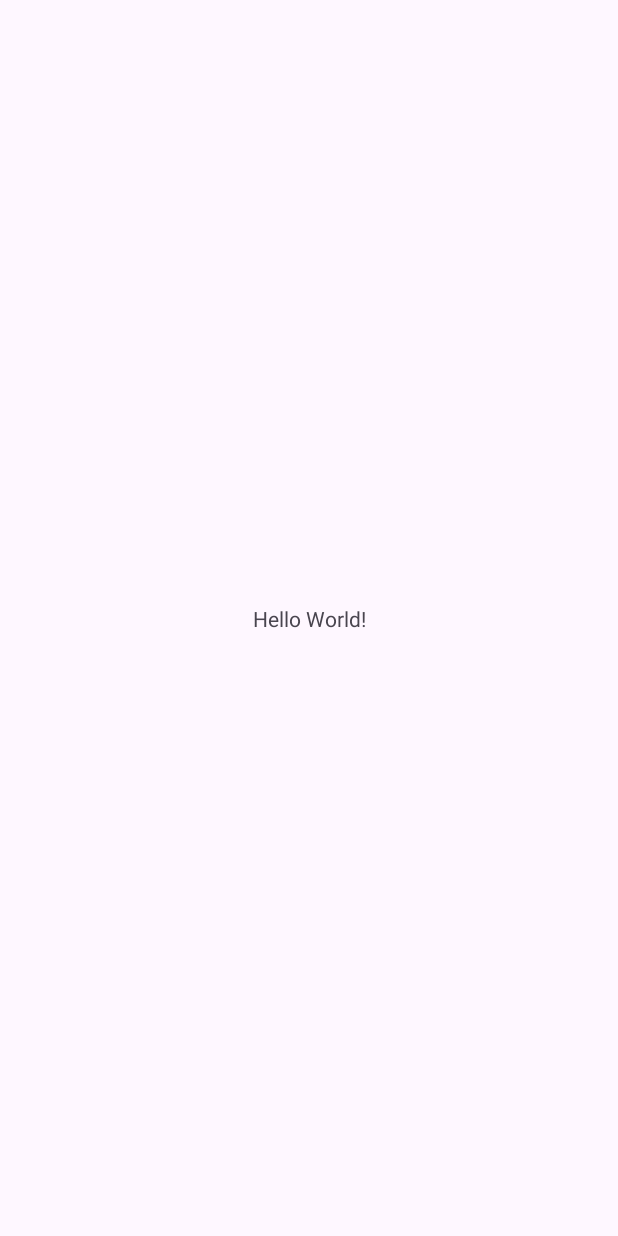
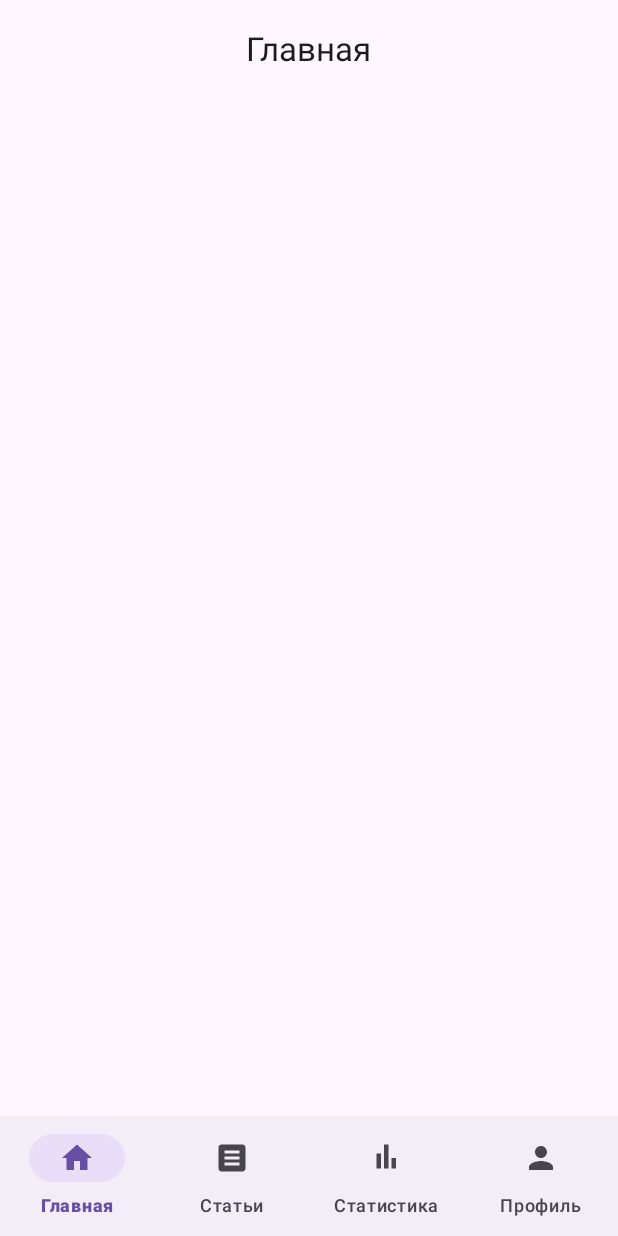
Before and after one commit to vrodekisel/zabellomob, an Android app: the MainActivity screen opened directly, with no data from a screen before it, on a phone screen of 412 x 824 dp. Before the commit the screen is almost empty. Run offline under Robolectric (Android 15) with nearby library versions, the phone set to English and light mode, and no system bars; our stand-ins replace navigation-ui.

Commit message:
Навигация в приложении

```diff
--- a/app/build.gradle.kts
+++ b/app/build.gradle.kts
@@ -12,6 +12,10 @@ android {
         targetSdk = 36
         versionCode = 1
         versionName = "1.0"
+        vectorDrawables {
+            useSupportLibrary = true
+        }
+        vectorDrawables { useSupportLibrary = true }
 
         testInstrumentationRunner = "androidx.test.runner.AndroidJUnitRunner"
 
--- a/app/src/main/java/com/example/zabello/activities/MainActivity.java
+++ b/app/src/main/java/com/example/zabello/activities/MainActivity.java
@@ -3,24 +3,86 @@ package com.example.zabello.activities;
 import android.os.Bundle;
 
 import androidx.activity.EdgeToEdge;
+import androidx.annotation.NonNull;
 import androidx.appcompat.app.AppCompatActivity;
-import androidx.core.graphics.Insets;
-import androidx.core.view.ViewCompat;
-import androidx.core.view.WindowInsetsCompat;
+import androidx.appcompat.widget.Toolbar;
+import androidx.navigation.NavController;
+import androidx.navigation.fragment.NavHostFragment;
+import androidx.navigation.ui.AppBarConfiguration;
+import androidx.navigation.ui.NavigationUI;
 
 import com.example.zabello.R;
+import com.google.android.material.bottomnavigation.BottomNavigationView;
+
+import java.util.Arrays;
+import java.util.HashSet;
+import java.util.Set;
 
 public class MainActivity extends AppCompatActivity {
+
+    private NavController navController;
+    private AppBarConfiguration appBarConfig;
 
     @Override
     protected void onCreate(Bundle savedInstanceState) {
         super.onCreate(savedInstanceState);
         EdgeToEdge.enable(this);
         setContentView(R.layout.activity_main);
-        ViewCompat.setOnApplyWindowInsetsListener(findViewById(R.id.main), (v, insets) -> {
-            Insets systemBars = insets.getInsets(WindowInsetsCompat.Type.systemBars());
-            v.setPadding(systemBars.left, systemBars.top, systemBars.right, systemBars.bottom);
-            return insets;
+
+        // 1) Toolbar как ActionBar
+        Toolbar toolbar = findViewById(R.id.toolbar);
+        setSupportActionBar(toolbar);
+
+        // 2) Достаём NavController из NavHostFragment (надёжнее, чем findNavController в Activity)
+        NavHostFragment navHostFragment =
+                (NavHostFragment) getSupportFragmentManager().findFragmentById(R.id.nav_host_fragment);
+        if (navHostFragment == null) {
+            throw new IllegalStateException("NavHostFragment not found. Check activity_main.xml (id=nav_host_fragment).");
+        }
+        navController = navHostFragment.getNavController();
+
+        // 3) Верхнеуровневые пункты = вкладки из нижней навигации (чтобы не показывать стрелку «назад» на них)
+        Set<Integer> topLevel = new HashSet<>(Arrays.asList(
+                R.id.dashboardFragment,
+                R.id.referenceFragment,
+                R.id.statsFragment,
+                R.id.profileFragment
+        ));
+        appBarConfig = new AppBarConfiguration.Builder(topLevel).build();
+
+        // 4) Связываем ActionBar с NavController
+        NavigationUI.setupActionBarWithNavController(this, navController, appBarConfig);
+
+        // 5) Привязываем BottomNavigationView к NavController
+        BottomNavigationView bottomNav = findViewById(R.id.bottom_nav);
+        NavigationUI.setupWithNavController(bottomNav, navController);
+
+        // (опционально) Отключаем повторную навигацию при повторном тапе по текущей вкладке
+        bottomNav.setOnItemReselectedListener(item -> {
+            // no-op: не делаем pop/перенавигацию
+        });
+
+        // (опционально) Обновляем заголовок тулбара по label из графа
+        navController.addOnDestinationChangedListener((controller, destination, arguments) -> {
+            CharSequence label = destination.getLabel();
+            if (label != null) {
+                getSupportActionBar().setTitle(label);
+            }
         });
     }
+
+    @Override
+    public boolean onSupportNavigateUp() {
+        return navController != null && (NavigationUI.navigateUp(navController, appBarConfig) || super.onSupportNavigateUp());
+    }
+
+    @Override
+    public void onBackPressed() {
+        // Правильный back: если можем вернуться по стеку навигации — возвращаемся,
+        // иначе — стандартное поведение (закрыть активити).
+        if (navController != null && navController.popBackStack()) {
+            return;
+        }
+        super.onBackPressed();
+    }
 }
--- /dev/null
+++ b/app/src/main/java/com/example/zabello/fragments/DashboardFragment.java
@@ -0,0 +1,19 @@
+package com.example.zabello.fragments;
+
+import android.os.Bundle;
+import androidx.fragment.app.Fragment;
+import android.view.LayoutInflater;
+import android.view.View;
+import android.view.ViewGroup;
+import com.example.zabello.R;
+
+public class DashboardFragment extends Fragment {
+    public DashboardFragment() { }
+
+    public static DashboardFragment newInstance() { return new DashboardFragment(); }
+
+    @Override
+    public View onCreateView(LayoutInflater inflater, ViewGroup container, Bundle savedInstanceState) {
+        return inflater.inflate(R.layout.fragment_dashboard, container, false);
+    }
+}
--- /dev/null
+++ b/app/src/main/res/color/selector_nav_tint.xml
@@ -0,0 +1,7 @@
+<?xml version="1.0" encoding="utf-8"?>
+<selector xmlns:android="http://schemas.android.com/apk/res/android">
+    <!-- Активный пункт -->
+    <item android:state_checked="true" android:color="?attr/colorPrimary"/>
+    <!-- Неактивный пункт -->
+    <item android:color="?attr/colorOnSurfaceVariant"/>
+</selector>
--- /dev/null
+++ b/app/src/main/res/drawable/ic_article_24.xml
@@ -0,0 +1,6 @@
+<vector xmlns:android="http://schemas.android.com/apk/res/android"
+    android:width="24dp" android:height="24dp"
+    android:viewportWidth="24" android:viewportHeight="24">
+    <path android:fillColor="#000"
+        android:pathData="M19,3H5c-1.1,0 -2,0.9 -2,2v14c0,1.1 0.9,2 2,2h14c1.1,0 2,-0.9 2,-2V5c0,-1.1 -0.9,-2 -2,-2zM17,17H7v-2h10v2zM17,13H7v-2h10v2zM17,9H7V7h10v2z"/>
+</vector>
--- /dev/null
+++ b/app/src/main/res/drawable/ic_home_24.xml
@@ -0,0 +1,6 @@
+<vector xmlns:android="http://schemas.android.com/apk/res/android"
+    android:width="24dp" android:height="24dp"
+    android:viewportWidth="24" android:viewportHeight="24">
+    <path android:fillColor="#000"
+        android:pathData="M10,20v-6h4v6h5v-8h3L12,3 2,12h3v8z"/>
+</vector>
--- /dev/null
+++ b/app/src/main/res/drawable/ic_insights_24.xml
@@ -0,0 +1,7 @@
+<vector xmlns:android="http://schemas.android.com/apk/res/android"
+    android:width="24dp" android:height="24dp"
+    android:viewportWidth="24" android:viewportHeight="24">
+    <path android:fillColor="#000" android:pathData="M5,9h3v10H5z"/>
+    <path android:fillColor="#000" android:pathData="M10,3h3v16h-3z"/>
+    <path android:fillColor="#000" android:pathData="M15,12h3v7h-3z"/>
+</vector>
--- /dev/null
+++ b/app/src/main/res/drawable/ic_person_24.xml
@@ -0,0 +1,6 @@
+<vector xmlns:android="http://schemas.android.com/apk/res/android"
+    android:width="24dp" android:height="24dp"
+    android:viewportWidth="24" android:viewportHeight="24">
+    <path android:fillColor="#000"
+        android:pathData="M12,12c2.21,0 4,-1.79 4,-4s-1.79,-4 -4,-4 -4,1.79 -4,4 1.79,4 4,4zM12,14c-2.67,0 -8,1.34 -8,4v2h16v-2c0,-2.66 -5.33,-4 -8,-4z"/>
+</vector>
--- a/app/src/main/res/layout/activity_main.xml
+++ b/app/src/main/res/layout/activity_main.xml
@@ -1,19 +1,44 @@
 <?xml version="1.0" encoding="utf-8"?>
-<androidx.constraintlayout.widget.ConstraintLayout xmlns:android="http://schemas.android.com/apk/res/android"
+<androidx.constraintlayout.widget.ConstraintLayout
+    xmlns:android="http://schemas.android.com/apk/res/android"
     xmlns:app="http://schemas.android.com/apk/res-auto"
-    xmlns:tools="http://schemas.android.com/tools"
     android:id="@+id/main"
     android:layout_width="match_parent"
-    android:layout_height="match_parent"
-    tools:context=".activities.MainActivity">
+    android:layout_height="match_parent">
 
-    <TextView
-        android:layout_width="wrap_content"
+    <com.google.android.material.appbar.MaterialToolbar
+        android:id="@+id/toolbar"
+        android:layout_width="0dp"
         android:layout_height="wrap_content"
-        android:text="Hello World!"
+        app:titleCentered="true"
+        app:title="@string/app_name"
+        app:navigationIconTint="?attr/colorOnSurface"
+        app:titleTextColor="?attr/colorOnSurface"
+        app:layout_constraintTop_toTopOf="parent"
+        app:layout_constraintStart_toStartOf="parent"
+        app:layout_constraintEnd_toEndOf="parent"/>
+
+    <androidx.fragment.app.FragmentContainerView
+        android:id="@+id/nav_host_fragment"
+        android:name="androidx.navigation.fragment.NavHostFragment"
+        android:layout_width="0dp"
+        android:layout_height="0dp"
+        app:defaultNavHost="true"
+        app:navGraph="@navigation/nav_graph"
+        app:layout_constraintTop_toBottomOf="@id/toolbar"
+        app:layout_constraintBottom_toTopOf="@id/bottom_nav"
+        app:layout_constraintStart_toStartOf="parent"
+        app:layout_constraintEnd_toEndOf="parent" />
+
+    <com.google.android.material.bottomnavigation.BottomNavigationView
+        android:id="@+id/bottom_nav"
+        android:layout_width="0dp"
+        android:layout_height="wrap_content"
+        app:menu="@menu/bottom_nav_menu"
+        app:labelVisibilityMode="labeled"
+        app:itemIconTint="@color/selector_nav_tint"
+        app:itemTextColor="@color/selector_nav_tint"
         app:layout_constraintBottom_toBottomOf="parent"
-        app:layout_constraintEnd_toEndOf="parent"
         app:layout_constraintStart_toStartOf="parent"
-        app:layout_constraintTop_toTopOf="parent" />
-
+        app:layout_constraintEnd_toEndOf="parent"/>
 </androidx.constraintlayout.widget.ConstraintLayout>
--- a/app/src/main/res/layout/fragment_dashboard.xml
+++ b/app/src/main/res/layout/fragment_dashboard.xml
@@ -1,14 +1,4 @@
 <?xml version="1.0" encoding="utf-8"?>
 <FrameLayout xmlns:android="http://schemas.android.com/apk/res/android"
-    xmlns:tools="http://schemas.android.com/tools"
     android:layout_width="match_parent"
-    android:layout_height="match_parent"
-    tools:context=".fragments.DashboardFragment">
-
-    <!-- TODO: Update blank fragment layout -->
-    <TextView
-        android:layout_width="match_parent"
-        android:layout_height="match_parent"
-        android:text="@string/hello_blank_fragment" />
-
-</FrameLayout>
+    android:layout_height="match_parent"/>
--- /dev/null
+++ b/app/src/main/res/layout/fragment_dashboard2.xml
@@ -0,0 +1,14 @@
+<?xml version="1.0" encoding="utf-8"?>
+<FrameLayout xmlns:android="http://schemas.android.com/apk/res/android"
+    xmlns:tools="http://schemas.android.com/tools"
+    android:layout_width="match_parent"
+    android:layout_height="match_parent"
+    tools:context=".fragments.DashboardFragment">
+
+    <!-- TODO: Update blank fragment layout -->
+    <TextView
+        android:layout_width="match_parent"
+        android:layout_height="match_parent"
+        android:text="@string/hello_blank_fragment" />
+
+</FrameLayout>
--- a/app/src/main/res/layout/fragment_profile.xml
+++ b/app/src/main/res/layout/fragment_profile.xml
@@ -1,14 +1,4 @@
 <?xml version="1.0" encoding="utf-8"?>
 <FrameLayout xmlns:android="http://schemas.android.com/apk/res/android"
-    xmlns:tools="http://schemas.android.com/tools"
     android:layout_width="match_parent"
-    android:layout_height="match_parent"
-    tools:context=".fragments.ProfileFragment">
-
-    <!-- TODO: Update blank fragment layout -->
-    <TextView
-        android:layout_width="match_parent"
-        android:layout_height="match_parent"
-        android:text="@string/hello_blank_fragment" />
-
-</FrameLayout>
+    android:layout_height="match_parent"/>
--- a/app/src/main/res/layout/fragment_reference.xml
+++ b/app/src/main/res/layout/fragment_reference.xml
@@ -1,14 +1,4 @@
 <?xml version="1.0" encoding="utf-8"?>
 <FrameLayout xmlns:android="http://schemas.android.com/apk/res/android"
-    xmlns:tools="http://schemas.android.com/tools"
     android:layout_width="match_parent"
-    android:layout_height="match_parent"
-    tools:context=".fragments.ReferenceFragment">
-
-    <!-- TODO: Update blank fragment layout -->
-    <TextView
-        android:layout_width="match_parent"
-        android:layout_height="match_parent"
-        android:text="@string/hello_blank_fragment" />
-
-</FrameLayout>
+    android:layout_height="match_parent"/>
--- a/app/src/main/res/layout/fragment_stats.xml
+++ b/app/src/main/res/layout/fragment_stats.xml
@@ -1,14 +1,4 @@
 <?xml version="1.0" encoding="utf-8"?>
 <FrameLayout xmlns:android="http://schemas.android.com/apk/res/android"
-    xmlns:tools="http://schemas.android.com/tools"
     android:layout_width="match_parent"
-    android:layout_height="match_parent"
-    tools:context=".fragments.StatsFragment">
-
-    <!-- TODO: Update blank fragment layout -->
-    <TextView
-        android:layout_width="match_parent"
-        android:layout_height="match_parent"
-        android:text="@string/hello_blank_fragment" />
-
-</FrameLayout>
+    android:layout_height="match_parent"/>
--- /dev/null
+++ b/app/src/main/res/menu/bottom_nav_menu.xml
@@ -0,0 +1,19 @@
+<?xml version="1.0" encoding="utf-8"?>
+<menu xmlns:android="http://schemas.android.com/apk/res/android">
+    <item
+        android:id="@+id/dashboardFragment"
+        android:title="@string/nav_dashboard"
+        android:icon="@drawable/ic_home_24" />
+    <item
+        android:id="@+id/referenceFragment"
+        android:title="@string/nav_reference"
+        android:icon="@drawable/ic_article_24" />
+    <item
+        android:id="@+id/statsFragment"
+        android:title="@string/nav_stats"
+        android:icon="@drawable/ic_insights_24" />
+    <item
+        android:id="@+id/profileFragment"
+        android:title="@string/nav_profile"
+        android:icon="@drawable/ic_person_24" />
+</menu>
--- /dev/null
+++ b/app/src/main/res/navigation/nav_graph.xml
@@ -0,0 +1,31 @@
+<?xml version="1.0" encoding="utf-8"?>
+<navigation xmlns:android="http://schemas.android.com/apk/res/android"
+    xmlns:app="http://schemas.android.com/apk/res-auto"
+    xmlns:tools="http://schemas.android.com/tools"
+    android:id="@+id/nav_graph"
+    app:startDestination="@id/dashboardFragment">
+
+    <fragment
+        android:id="@+id/dashboardFragment"
+        android:name="com.example.zabello.fragments.DashboardFragment"
+        android:label="@string/nav_dashboard"
+        tools:layout="@layout/fragment_dashboard" />
+
+    <fragment
+        android:id="@+id/referenceFragment"
+        android:name="com.example.zabello.fragments.ReferenceFragment"
+        android:label="@string/nav_reference"
+        tools:layout="@layout/fragment_reference" />
+
+    <fragment
+        android:id="@+id/statsFragment"
+        android:name="com.example.zabello.fragments.StatsFragment"
+        android:label="@string/nav_stats"
+        tools:layout="@layout/fragment_stats" />
+
+    <fragment
+        android:id="@+id/profileFragment"
+        android:name="com.example.zabello.fragments.ProfileFragment"
+        android:label="@string/nav_profile"
+        tools:layout="@layout/fragment_profile" />
+</navigation>
--- a/app/src/main/res/values/strings.xml
+++ b/app/src/main/res/values/strings.xml
@@ -1,5 +1,17 @@
 <resources>
     <string name="app_name">zabello</string>
-    <!-- TODO: Remove or change this placeholder text -->
-    <string name="hello_blank_fragment">Hello blank fragment</string>
+
+    <!-- Заголовки экранов -->
+    <string name="title_dashboard">Сводная</string>
+    <string name="title_reference">Статьи</string>
+    <string name="title_stats">Общая статистика</string>
+    <string name="title_profile">Профиль</string>
+
+    <!-- Подписи в нижней панели -->
+    <string name="nav_dashboard">Главная</string>
+    <string name="nav_reference">Статьи</string>
+    <string name="nav_stats">Статистика</string>
+    <string name="nav_profile">Профиль</string>
+
+    <string name="hello_blank_fragment">Заглушка</string>
 </resources>
```
Also changed, not shown: 1 other file.
